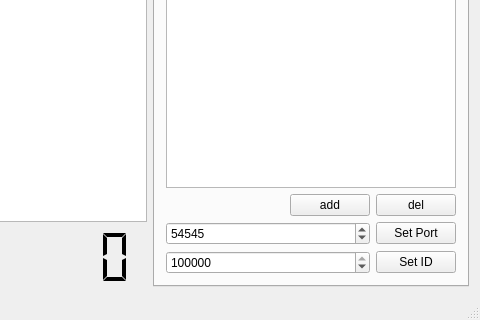
drogenlied/QIYPTClock, file mainwindow.ui: the form before one commit; both pictures show x 180 to 660 and y 123 to 443 of the 660 by 443 pixel window.
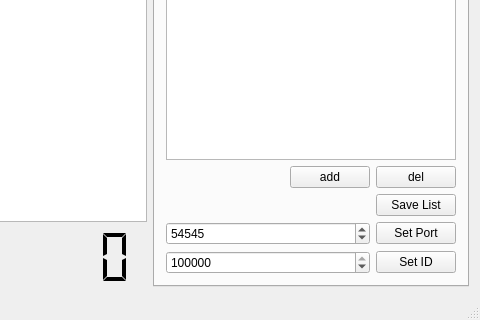
The form after the commit. The open tabs and pages were chosen to show the change. Custom widgets are drawn as their Qt base class.

Commit message: add button for saving stage list

```diff
--- a/mainwindow.ui
+++ b/mainwindow.ui
@@ -93,7 +93,7 @@
     <item>
      <widget class="QTabWidget" name="tabWidget">
       <property name="currentIndex">
-       <number>0</number>
+       <number>1</number>
       </property>
       <widget class="QWidget" name="tab_control">
        <attribute name="title">
@@ -199,7 +199,7 @@
         </item>
         <item>
          <layout class="QGridLayout" name="gridLayout_2">
-          <item row="0" column="0">
+          <item row="0" column="1">
            <spacer name="horizontalSpacer">
             <property name="orientation">
              <enum>Qt::Horizontal</enum>
@@ -212,21 +212,21 @@
             </property>
            </spacer>
           </item>
-          <item row="0" column="1">
+          <item row="0" column="2">
            <widget class="QPushButton" name="addButton">
             <property name="text">
              <string>add</string>
             </property>
            </widget>
           </item>
-          <item row="0" column="3">
+          <item row="0" column="4">
            <widget class="QPushButton" name="delButton">
             <property name="text">
              <string>del</string>
             </property>
            </widget>
           </item>
-          <item row="1" column="0" colspan="2">
+          <item row="2" column="1" colspan="2">
            <widget class="QSpinBox" name="portBox">
             <property name="minimum">
              <number>1</number>
@@ -239,21 +239,21 @@
             </property>
            </widget>
           </item>
-          <item row="1" column="3">
+          <item row="2" column="4">
            <widget class="QPushButton" name="portButton">
             <property name="text">
              <string>Set Port</string>
             </property>
            </widget>
           </item>
-          <item row="2" column="3">
+          <item row="3" column="4">
            <widget class="QPushButton" name="idButton">
             <property name="text">
              <string>Set ID</string>
             </property>
            </widget>
           </item>
-          <item row="2" column="0" colspan="2">
+          <item row="3" column="1" colspan="2">
            <widget class="QSpinBox" name="idBox">
             <property name="minimum">
              <number>0</number>
@@ -266,6 +266,13 @@
             </property>
            </widget>
           </item>
+          <item row="1" column="4">
+           <widget class="QPushButton" name="saveButton">
+            <property name="text">
+             <string>Save List</string>
+            </property>
+           </widget>
+          </item>
          </layout>
         </item>
        </layout>
```
The commit also changes 2 other files.
